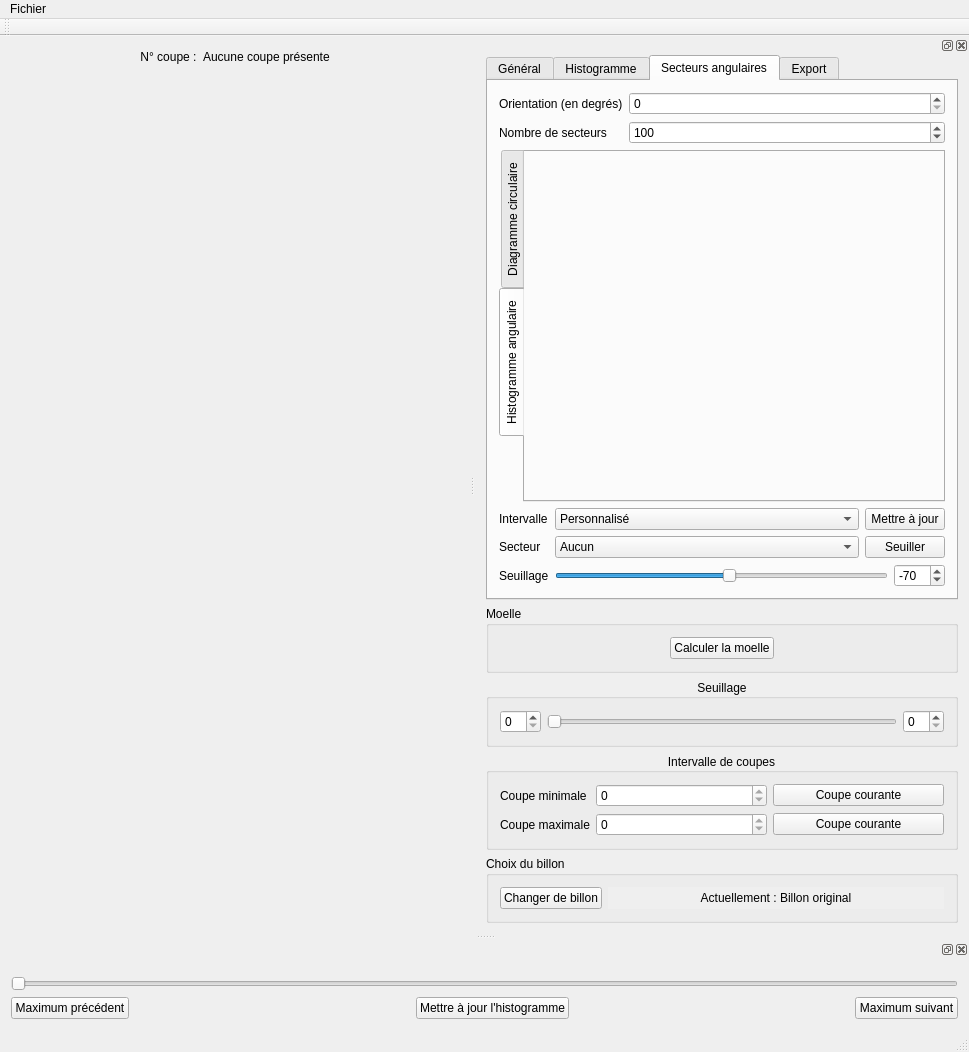
akrah/TKDetection, file ui/mainwindow.ui: the form before one commit.
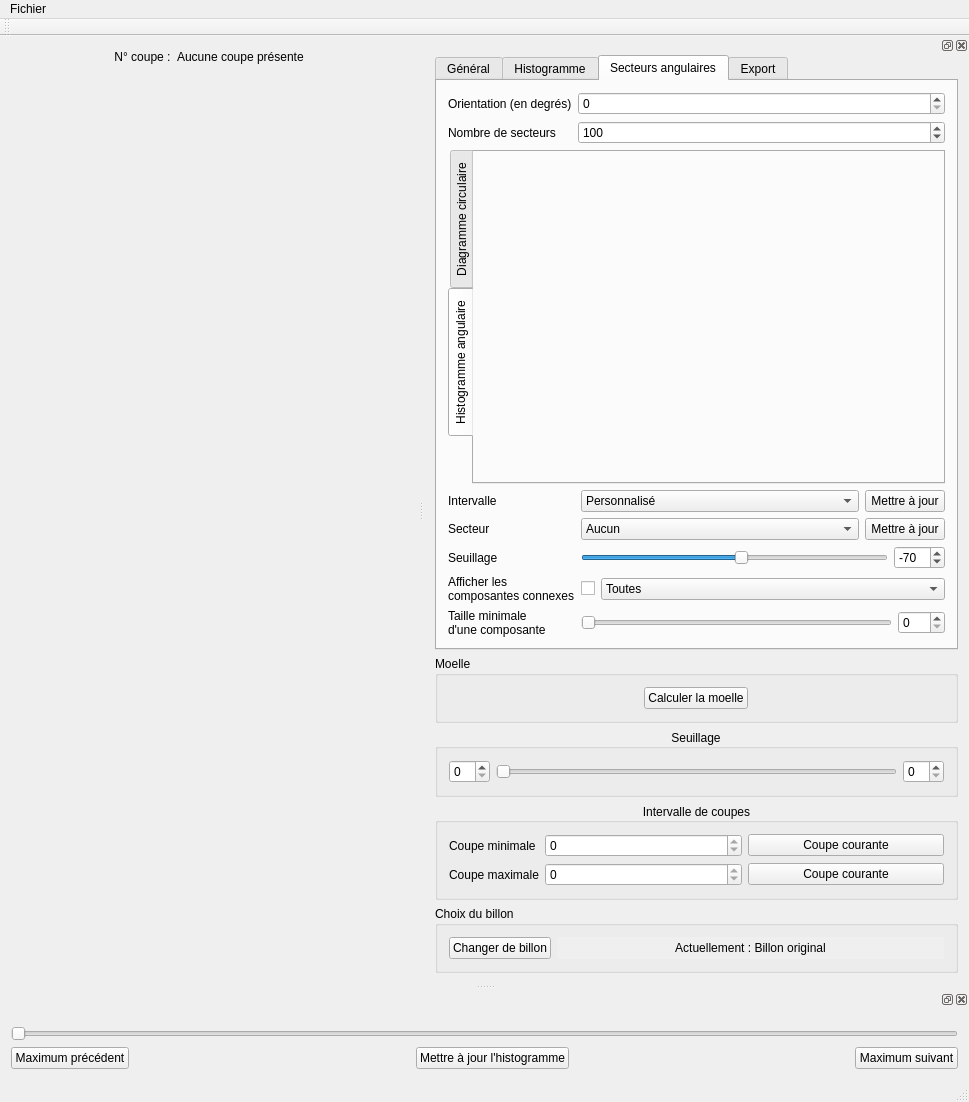
The form after the commit. Custom widgets are drawn as their Qt base class.

Commit message: Composantes connexes intégrées.

Diff of the .ui file:
```diff
--- a/ui/mainwindow.ui
+++ b/ui/mainwindow.ui
@@ -104,8 +104,8 @@
           <rect>
            <x>0</x>
            <y>0</y>
-           <width>454</width>
-           <height>798</height>
+           <width>403</width>
+           <height>799</height>
           </rect>
          </property>
          <layout class="QHBoxLayout" name="horizontalLayout_8">
@@ -171,8 +171,8 @@
   <widget class="QDockWidget" name="dockWidget_2">
    <property name="minimumSize">
     <size>
-     <width>494</width>
-     <height>846</height>
+     <width>545</width>
+     <height>948</height>
     </size>
    </property>
    <property name="floating">
@@ -1080,7 +1080,7 @@
                 </sizepolicy>
                </property>
                <property name="text">
-                <string>Seuiller</string>
+                <string>Mettre à jour</string>
                </property>
               </widget>
              </item>
@@ -1126,6 +1126,72 @@
              </item>
             </layout>
            </item>
+           <item row="3" column="0">
+            <widget class="QLabel" name="label_29">
+             <property name="text">
+              <string>Afficher les
+composantes connexes</string>
+             </property>
+            </widget>
+           </item>
+           <item row="4" column="0">
+            <widget class="QLabel" name="label_30">
+             <property name="text">
+              <string>Taille minimale
+d'une composante</string>
+             </property>
+            </widget>
+           </item>
+           <item row="4" column="1">
+            <layout class="QHBoxLayout" name="horizontalLayout_18">
+             <item>
+              <widget class="QSlider" name="_sliderMinimalSizeOfConnexComponents">
+               <property name="maximum">
+                <number>500</number>
+               </property>
+               <property name="orientation">
+                <enum>Qt::Horizontal</enum>
+               </property>
+              </widget>
+             </item>
+             <item>
+              <widget class="QSpinBox" name="_spinMinimalSizeOfConnexComponents">
+               <property name="maximum">
+                <number>500</number>
+               </property>
+              </widget>
+             </item>
+            </layout>
+           </item>
+           <item row="3" column="1">
+            <layout class="QHBoxLayout" name="horizontalLayout_19">
+             <item>
+              <widget class="QCheckBox" name="_checkEnableConnexComponents">
+               <property name="sizePolicy">
+                <sizepolicy hsizetype="Maximum" vsizetype="Fixed">
+                 <horstretch>0</horstretch>
+                 <verstretch>0</verstretch>
+                </sizepolicy>
+               </property>
+               <property name="text">
+                <string/>
+               </property>
+              </widget>
+             </item>
+             <item>
+              <widget class="QComboBox" name="_comboConnexComponents">
+               <property name="maxCount">
+                <number>2147483647</number>
+               </property>
+               <item>
+                <property name="text">
+                 <string>Toutes</string>
+                </property>
+               </item>
+              </widget>
+             </item>
+            </layout>
+           </item>
           </layout>
          </item>
         </layout>
```
Left out of the diff: 9 changed lines with no effect on the pictures. The commit also changes 4 other files.
